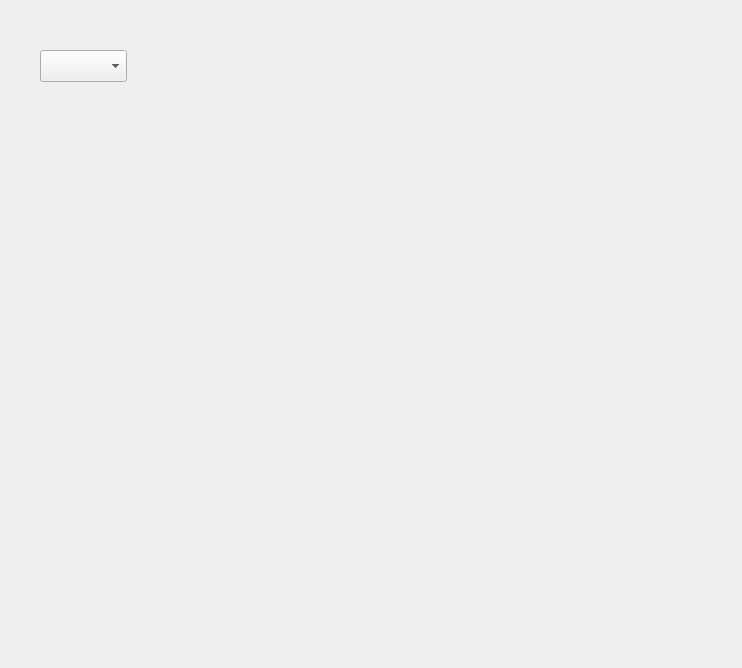
Qt form GUI/pokemonwidget.ui (jowin202/YaRHT) before a commit.
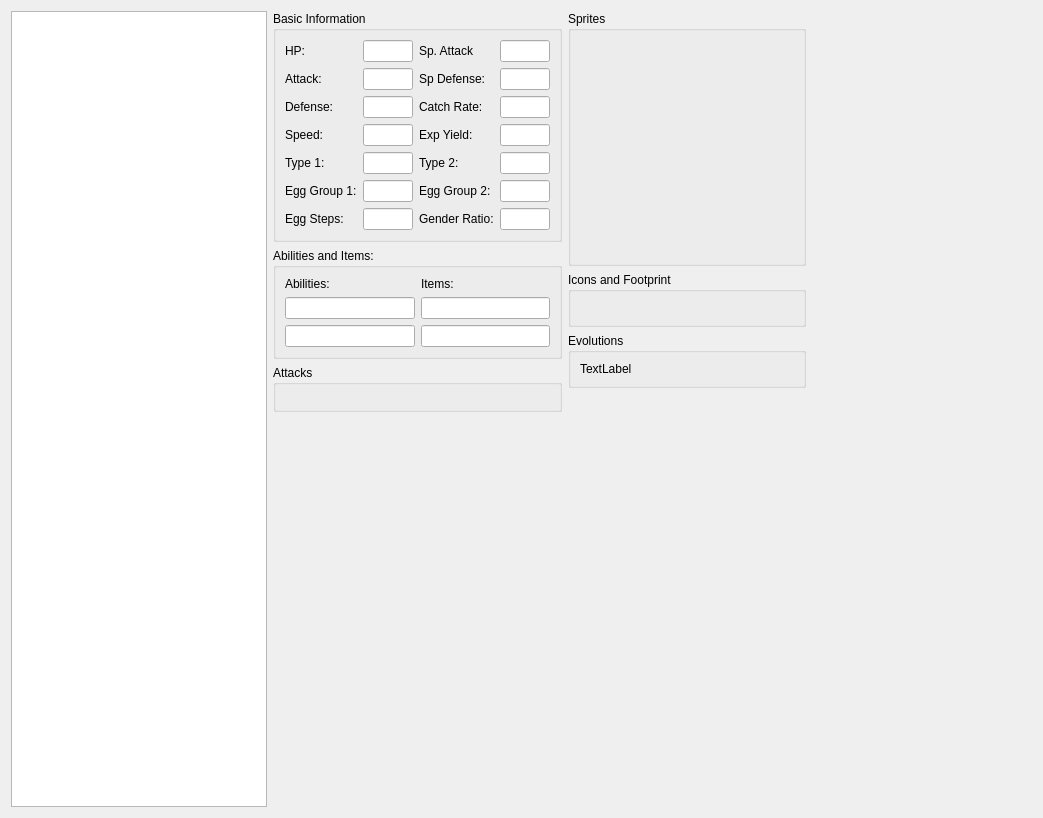
The same form after that commit.

What changed in the file:
```diff
--- a/GUI/pokemonwidget.ui
+++ b/GUI/pokemonwidget.ui
@@ -6,23 +6,613 @@
    <rect>
     <x>0</x>
     <y>0</y>
-    <width>742</width>
-    <height>668</height>
+    <width>1043</width>
+    <height>818</height>
    </rect>
   </property>
   <property name="windowTitle">
    <string>Form</string>
   </property>
-  <widget class="QComboBox" name="combo_pokemon_name">
-   <property name="geometry">
-    <rect>
-     <x>40</x>
-     <y>50</y>
-     <width>87</width>
-     <height>32</height>
-    </rect>
-   </property>
-  </widget>
+  <layout class="QGridLayout" name="gridLayout_2">
+   <item row="0" column="0">
+    <layout class="QGridLayout" name="gridLayout">
+     <item row="5" column="3">
+      <spacer name="horizontalSpacer_2">
+       <property name="orientation">
+        <enum>Qt::Horizontal</enum>
+       </property>
+       <property name="sizeHint" stdset="0">
+        <size>
+         <width>40</width>
+         <height>20</height>
+        </size>
+       </property>
+      </spacer>
+     </item>
+     <item row="0" column="0" rowspan="8">
+      <widget class="QListWidget" name="list_pokemon"/>
+     </item>
+     <item row="5" column="1">
+      <spacer name="horizontalSpacer_3">
+       <property name="orientation">
+        <enum>Qt::Horizontal</enum>
+       </property>
+       <property name="sizeHint" stdset="0">
+        <size>
+         <width>40</width>
+         <height>20</height>
+        </size>
+       </property>
+      </spacer>
+     </item>
+     <item row="7" column="3">
+      <spacer name="verticalSpacer">
+       <property name="orientation">
+        <enum>Qt::Vertical</enum>
+       </property>
+       <property name="sizeHint" stdset="0">
+        <size>
+         <width>20</width>
+         <height>40</height>
+        </size>
+       </property>
+      </spacer>
+     </item>
+     <item row="0" column="1" rowspan="5">
+      <layout class="QVBoxLayout" name="verticalLayout">
+       <item>
+        <widget class="QGroupBox" name="groupBox">
+         <property name="title">
+          <string>Basic Information</string>
+         </property>
+         <layout class="QGridLayout" name="gridLayout_4">
+          <item row="1" column="0">
+           <layout class="QGridLayout" name="gridLayout_3">
+            <item row="0" column="0">
+             <widget class="QLabel" name="label">
+              <property name="text">
+               <string>HP:</string>
+              </property>
+             </widget>
+            </item>
+            <item row="2" column="1">
+             <widget class="QLineEdit" name="line_def">
+              <property name="maximumSize">
+               <size>
+                <width>50</width>
+                <height>16777215</height>
+               </size>
+              </property>
+              <property name="readOnly">
+               <bool>true</bool>
+              </property>
+             </widget>
+            </item>
+            <item row="5" column="0">
+             <widget class="QLabel" name="label_13">
+              <property name="text">
+               <string>Egg Group 1:</string>
+              </property>
+             </widget>
+            </item>
+            <item row="3" column="0">
+             <widget class="QLabel" name="label_4">
+              <property name="text">
+               <string>Speed:</string>
+              </property>
+             </widget>
+            </item>
+            <item row="5" column="2">
+             <widget class="QLabel" name="label_14">
+              <property name="text">
+               <string>Egg Group 2:</string>
+              </property>
+             </widget>
+            </item>
+            <item row="0" column="1">
+             <widget class="QLineEdit" name="line_hp">
+              <property name="maximumSize">
+               <size>
+                <width>50</width>
+                <height>16777215</height>
+               </size>
+              </property>
+              <property name="readOnly">
+               <bool>true</bool>
+              </property>
+             </widget>
+            </item>
+            <item row="4" column="0">
+             <widget class="QLabel" name="label_11">
+              <property name="text">
+               <string>Type 1:</string>
+              </property>
+             </widget>
+            </item>
+            <item row="4" column="2">
+             <widget class="QLabel" name="label_12">
+              <property name="text">
+               <string>Type 2:</string>
+              </property>
+             </widget>
+            </item>
+            <item row="0" column="2">
+             <widget class="QLabel" name="label_5">
+              <property name="text">
+               <string>Sp. Attack</string>
+              </property>
+             </widget>
+            </item>
+            <item row="4" column="1">
+             <widget class="QLineEdit" name="line_type_1">
+              <property name="maximumSize">
+               <size>
+                <width>50</width>
+                <height>16777215</height>
+               </size>
+              </property>
+              <property name="readOnly">
+               <bool>true</bool>
+              </property>
+             </widget>
+            </item>
+            <item row="0" column="3">
+             <widget class="QLineEdit" name="line_sp_atk">
+              <property name="maximumSize">
+               <size>
+                <width>50</width>
+                <height>16777215</height>
+               </size>
+              </property>
+              <property name="readOnly">
+               <bool>true</bool>
+              </property>
+             </widget>
+            </item>
+            <item row="4" column="3">
+             <widget class="QLineEdit" name="line_type_2">
+              <property name="maximumSize">
+               <size>
+                <width>50</width>
+                <height>16777215</height>
+               </size>
+              </property>
+              <property name="readOnly">
+               <bool>true</bool>
+              </property>
+             </widget>
+            </item>
+            <item row="3" column="1">
+             <widget class="QLineEdit" name="line_speed">
+              <property name="maximumSize">
+               <size>
+                <width>50</width>
+                <height>16777215</height>
+               </size>
+              </property>
+              <property name="readOnly">
+               <bool>true</bool>
+              </property>
+             </widget>
+            </item>
+            <item row="5" column="3">
+             <widget class="QLineEdit" name="line_egg_group_2">
+              <property name="maximumSize">
+               <size>
+                <width>50</width>
+                <height>16777215</height>
+               </size>
+              </property>
+              <property name="readOnly">
+               <bool>true</bool>
+              </property>
+             </widget>
+            </item>
+            <item row="2" column="2">
+             <widget class="QLabel" name="label_7">
+              <property name="text">
+               <string>Catch Rate:</string>
+              </property>
+             </widget>
+            </item>
+            <item row="2" column="0">
+             <widget class="QLabel" name="label_3">
+              <property name="text">
+               <string>Defense:</string>
+              </property>
+             </widget>
+            </item>
+            <item row="2" column="3">
+             <widget class="QLineEdit" name="line_catch_rate">
+              <property name="maximumSize">
+               <size>
+                <width>50</width>
+                <height>16777215</height>
+               </size>
+              </property>
+              <property name="readOnly">
+               <bool>true</bool>
+              </property>
+             </widget>
+            </item>
+            <item row="3" column="2">
+             <widget class="QLabel" name="label_8">
+              <property name="text">
+               <string>Exp Yield:</string>
+              </property>
+             </widget>
+            </item>
+            <item row="3" column="3">
+             <widget class="QLineEdit" name="line_exp">
+              <property name="maximumSize">
+               <size>
+                <width>50</width>
+                <height>16777215</height>
+               </size>
+              </property>
+              <property name="readOnly">
+               <bool>true</bool>
+              </property>
+             </widget>
+            </item>
+            <item row="1" column="3">
+             <widget class="QLineEdit" name="line_sp_def">
+              <property name="maximumSize">
+               <size>
+                <width>50</width>
+                <height>16777215</height>
+               </size>
+              </property>
+              <property name="readOnly">
+               <bool>true</bool>
+              </property>
+             </widget>
+            </item>
+            <item row="1" column="1">
+             <widget class="QLineEdit" name="line_atk">
+              <property name="maximumSize">
+               <size>
+                <width>50</width>
+                <height>16777215</height>
+               </size>
+              </property>
+              <property name="readOnly">
+               <bool>true</bool>
+              </property>
+             </widget>
+            </item>
+            <item row="1" column="0">
+             <widget class="QLabel" name="label_2">
+              <property name="text">
+               <string>Attack:</string>
+              </property>
+             </widget>
+            </item>
+            <item row="1" column="2">
+             <widget class="QLabel" name="label_6">
+              <property name="text">
+               <string>Sp Defense:</string>
+              </property>
+             </widget>
+            </item>
+            <item row="5" column="1">
+             <widget class="QLineEdit" name="line_egg_group_1">
+              <property name="maximumSize">
+               <size>
+                <width>50</width>
+                <height>16777215</height>
+               </size>
+              </property>
+              <property name="readOnly">
+               <bool>true</bool>
+              </property>
+             </widget>
+            </item>
+            <item row="6" column="0">
+             <widget class="QLabel" name="label_15">
+              <property name="text">
+               <string>Egg Steps:</string>
+              </property>
+             </widget>
+            </item>
+            <item row="6" column="1">
+             <widget class="QLineEdit" name="line_egg_steps">
+              <property name="maximumSize">
+               <size>
+                <width>50</width>
+                <height>16777215</height>
+               </size>
+              </property>
+              <property name="readOnly">
+               <bool>true</bool>
+              </property>
+             </widget>
+            </item>
+            <item row="6" column="2">
+             <widget class="QLabel" name="label_16">
+              <property name="text">
+               <string>Gender Ratio:</string>
+              </property>
+             </widget>
+            </item>
+            <item row="6" column="3">
+             <widget class="QLineEdit" name="line_gender_ratio">
+              <property name="maximumSize">
+               <size>
+                <width>50</width>
+                <height>16777215</height>
+               </size>
+              </property>
+              <property name="readOnly">
+               <bool>true</bool>
+              </property>
+             </widget>
+            </item>
+           </layout>
+          </item>
+         </layout>
+        </widget>
+       </item>
+       <item>
+        <widget class="QGroupBox" name="groupBox_3">
+         <property name="title">
+          <string>Abilities and Items:</string>
+         </property>
+         <layout class="QGridLayout" name="gridLayout_8">
+          <item row="0" column="0">
+           <layout class="QGridLayout" name="gridLayout_7">
+            <item row="0" column="1">
+             <widget class="QLabel" name="label_10">
+              <property name="text">
+               <string>Items:</string>
+              </property>
+             </widget>
+            </item>
+            <item row="0" column="0">
+             <widget class="QLabel" name="label_9">
+              <property name="text">
+               <string>Abilities:</string>
+              </property>
+             </widget>
+            </item>
+            <item row="2" column="0">
+             <widget class="QLineEdit" name="lineEdit_15">
+              <property name="readOnly">
+               <bool>true</bool>
+              </property>
+             </widget>
+            </item>
+            <item row="2" column="1">
+             <widget class="QLineEdit" name="lineEdit_16">
+              <property name="readOnly">
+               <bool>true</bool>
+              </property>
+             </widget>
+            </item>
+            <item row="1" column="1">
+             <widget class="QLineEdit" name="lineEdit_14">
+              <property name="readOnly">
+               <bool>true</bool>
+              </property>
+             </widget>
+            </item>
+            <item row="1" column="0">
+             <widget class="QLineEdit" name="lineEdit_13">
+              <property name="readOnly">
+               <bool>true</bool>
+              </property>
+             </widget>
+            </item>
+           </layout>
+          </item>
+         </layout>
+        </widget>
+       </item>
+       <item>
+        <widget class="QGroupBox" name="groupBox_6">
+         <property name="title">
+          <string>Attacks</string>
+         </property>
+         <layout class="QGridLayout" name="gridLayout_12">
+          <item row="0" column="0">
+           <layout class="QGridLayout" name="gridLayout_11"/>
+          </item>
+         </layout>
+        </widget>
+       </item>
+      </layout>
+     </item>
+     <item row="0" column="3">
+      <layout class="QVBoxLayout" name="verticalLayout_2">
+       <item>
+        <widget class="QGroupBox" name="groupBox_2">
+         <property name="title">
+          <string>Sprites</string>
+         </property>
+         <layout class="QGridLayout" name="gridLayout_6">
+          <item row="1" column="0">
+           <layout class="QGridLayout" name="gridLayout_5">
+            <item row="1" column="2">
+             <widget class="QLabel" name="label_sprite_front_shiny">
+              <property name="minimumSize">
+               <size>
+                <width>64</width>
+                <height>64</height>
+               </size>
+              </property>
+              <property name="text">
+               <string/>
+              </property>
+             </widget>
+            </item>
+            <item row="2" column="1">
+             <widget class="QLabel" name="label_sprite_back">
+              <property name="minimumSize">
+               <size>
+                <width>64</width>
+                <height>64</height>
+               </size>
+              </property>
+              <property name="text">
+               <string/>
+              </property>
+             </widget>
+            </item>
+            <item row="1" column="1">
+             <widget class="QLabel" name="label_sprite_front">
+              <property name="minimumSize">
+               <size>
+                <width>64</width>
+                <height>64</height>
+               </size>
+              </property>
+              <property name="text">
+               <string/>
+              </property>
+             </widget>
+            </item>
+            <item row="2" column="2">
+             <widget class="QLabel" name="label_sprite_back_shiny">
+              <property name="minimumSize">
+               <size>
+                <width>64</width>
+                <height>64</height>
+               </size>
+              </property>
+              <property name="text">
+               <string/>
+              </property>
+             </widget>
+            </item>
+            <item row="3" column="0">
+             <spacer name="horizontalSpacer">
+              <property name="orientation">
+               <enum>Qt::Horizontal</enum>
+              </property>
+              <property name="sizeHint" stdset="0">
+               <size>
+                <width>40</width>
+                <height>20</height>
+               </size>
+              </property>
+             </spacer>
+            </item>
+            <item row="0" column="0">
+             <spacer name="verticalSpacer_3">
+              <property name="orientation">
+               <enum>Qt::Vertical</enum>
+              </property>
+              <property name="sizeHint" stdset="0">
+               <size>
+                <width>20</width>
+                <height>40</height>
+               </size>
+              </property>
+             </spacer>
+            </item>
+            <item row="3" column="3">
+             <spacer name="verticalSpacer_2">
+              <property name="orientation">
+               <enum>Qt::Vertical</enum>
+              </property>
+              <property name="sizeHint" stdset="0">
+               <size>
+                <width>20</width>
+                <height>40</height>
+               </size>
+              </property>
+             </spacer>
+            </item>
+            <item row="0" column="3">
+             <spacer name="horizontalSpacer_4">
+              <property name="orientation">
+               <enum>Qt::Horizontal</enum>
+              </property>
+              <property name="sizeHint" stdset="0">
+               <size>
+                <width>40</width>
+                <height>20</height>
+               </size>
+              </property>
+             </spacer>
+            </item>
+           </layout>
+          </item>
+         </layout>
+        </widget>
+       </item>
+       <item>
+        <widget class="QGroupBox" name="groupBox_4">
+         <property name="title">
+          <string>Icons and Footprint</string>
+         </property>
+         <layout class="QGridLayout" name="gridLayout_10">
+          <item row="0" column="0">
+           <layout class="QGridLayout" name="gridLayout_9">
+            <item row="0" column="0">
+             <widget class="QLabel" name="label_icon">
+              <property name="text">
+               <string/>
+              </property>
+             </widget>
+            </item>
+            <item row="0" column="1">
+             <widget class="QLabel" name="label_icon_2">
+              <property name="text">
+               <string/>
+              </property>
+             </widget>
+            </item>
+            <item row="0" column="2">
+             <widget class="QLabel" name="label_footprint">
+              <property name="text">
+               <string/>
+              </property>
+             </widget>
+            </item>
+           </layout>
+          </item>
+         </layout>
+        </widget>
+       </item>
+       <item>
+        <widget class="QGroupBox" name="groupBox_5">
+         <property name="title">
+          <string>Evolutions</string>
+         </property>
+         <layout class="QGridLayout" name="gridLayout_14">
+          <item row="0" column="0">
+           <layout class="QGridLayout" name="gridLayout_13">
+            <item row="0" column="0">
+             <widget class="QLabel" name="label_17">
+              <property name="text">
+               <string>TextLabel</string>
+              </property>
+             </widget>
+            </item>
+           </layout>
+          </item>
+         </layout>
+        </widget>
+       </item>
+      </layout>
+     </item>
+    </layout>
+   </item>
+   <item row="0" column="1">
+    <spacer name="horizontalSpacer_5">
+     <property name="orientation">
+      <enum>Qt::Horizontal</enum>
+     </property>
+     <property name="sizeHint" stdset="0">
+      <size>
+       <width>40</width>
+       <height>20</height>
+      </size>
+     </property>
+    </spacer>
+   </item>
+  </layout>
  </widget>
  <resources/>
  <connections/>
```
Left out of the diff: 21 changed lines with no effect on the pictures.
